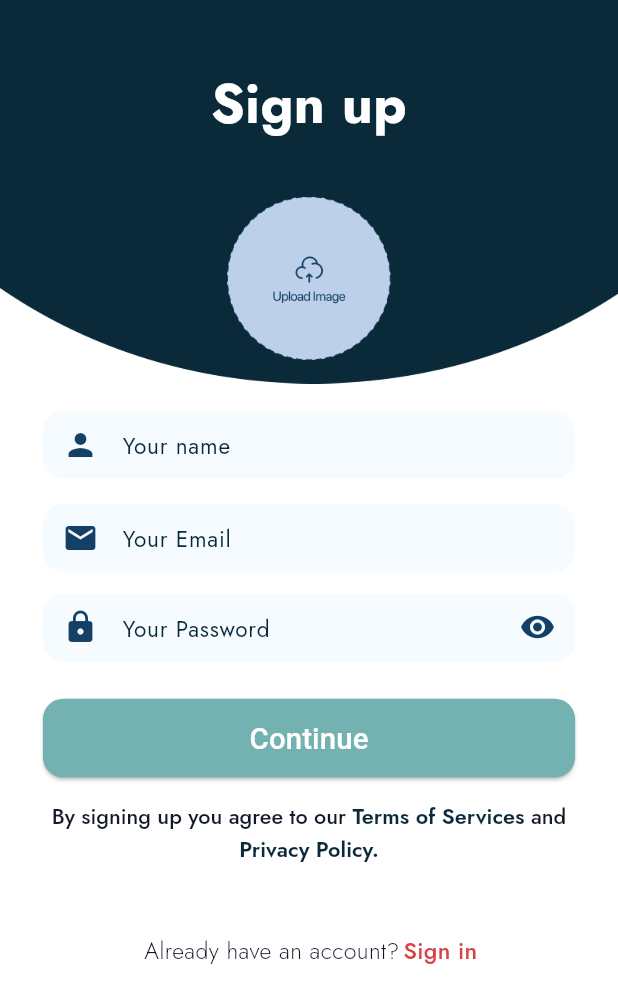
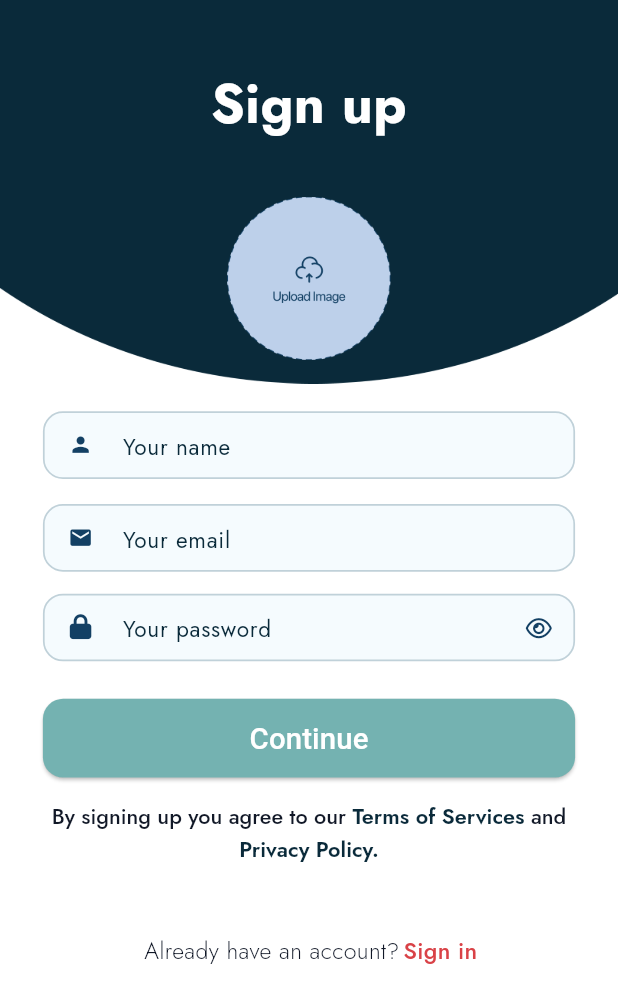
Before and after one commit to Shees-Ali1/Quandry, a Flutter app: the SignupView screen opened directly, on a phone screen of 412 x 824 dp, the part 246-1236 px from its top. Run offline on Flutter 3.47's test engine with Material 3 defaults, Android fonts, the phone set to English and light mode, and no system bars; our stand-ins replace animated_notch_bottom_bar, flutter_screenutil, font_awesome_flutter, get, google_fonts, image_picker and 2 more.

Commit message:
first commit

```diff
--- a/lib/auth/login.dart
+++ b/lib/auth/login.dart
@@ -1,6 +1,7 @@
 import 'package:flutter/material.dart';
 import 'package:flutter_screenutil/flutter_screenutil.dart';
 import 'package:get/get.dart';
+import 'package:quandry/bottom_nav/bottom_nav.dart';
 import 'package:quandry/const/colors.dart';
 
 import '../const/images.dart';
@@ -150,7 +151,9 @@ class _LoginViewState extends State<LoginView> {
 
                 /// Login Button
                 CustomButton(
-                  text: 'Login', color: AppColors.greenbutton, onPressed: () {},
+                  text: 'Login', color: AppColors.greenbutton, onPressed: () {
+                    Get.to(()=> AppNavBar());
+                },
 
                   // textSize: 19.sp,
                   // height: 51.h,
--- a/lib/auth/signup.dart
+++ b/lib/auth/signup.dart
@@ -3,8 +3,11 @@ import 'package:flutter/material.dart';
 import 'package:flutter_screenutil/flutter_screenutil.dart';
 import 'package:get/get.dart';
 import 'package:image_picker/image_picker.dart';
+import 'package:quandry/auth/login.dart';
 import 'package:quandry/const/colors.dart';
 import 'dart:io';
+import 'package:font_awesome_flutter/font_awesome_flutter.dart';
+
 
 import '../const/images.dart';
 import '../widgets/custom_button.dart';
@@ -181,23 +184,27 @@ class _SignupViewState extends State<SignupView> {
                         prefixIcon: Icons.person,
                         hintTextSize: 14.65.sp,
                         obscuringCharacter: null,
+                        borderColor: AppColors.textfieldBorder,borderWidth: 1.w,
                       ),
                     ),
                     SizedBox(height: 16.25.h),
                     Container(
                       width: 311.w,
                       child: CustomTextField1(
-                        hintText: 'Your Email',
+                        hintText: 'Your email',
                         hintTextSize: 14.65.sp,
                         prefixIcon: Icons.email,
+                        borderColor: AppColors.textfieldBorder,borderWidth: 1.w,
                       ),
                     ),
                     SizedBox(height: 14.25.h),
                     Container(
                       width: 311.w,
                       child: CustomTextField1(
-                        hintText: 'Your Password',
-                        prefixIcon: Icons.lock,
+                        borderColor: AppColors.textfieldBorder,borderWidth: 1.w,
+                        hintText: 'Your password',
+                        prefixIcon: FontAwesomeIcons.lock,
+
                         obscureText: true,
                         obscuringCharacter: '*',
                         suffixIcon: Icons.visibility,
@@ -209,7 +216,9 @@ class _SignupViewState extends State<SignupView> {
                     CustomButton(
                       color: AppColors.greenbutton,
                       text:"Continue" ,
-                      onPressed: (){},
+                      onPressed: (){
+                        Get.to(()=> LoginView());
+                      },
 
                     ),
                     SizedBox(height: 14.25.h),
--- a/lib/const/colors.dart
+++ b/lib/const/colors.dart
@@ -15,6 +15,18 @@ class AppColors {
   static const primaryColor = Color(0xff134064);
   static const secondaryColor = Color(0xffC0D0DD);
   static const appBarColor = Color.fromRGBO(192, 208, 221, 1);
+  static const appbartextColor = Color.fromRGBO(255, 255, 255, 0.64);
+  static const calendartext = Color.fromRGBO(51, 51, 51, 1);
+  static const iconcolorcalendar = Color.fromRGBO(34, 46, 84, 1);
+  static const calendar_border = Color.fromRGBO(237, 237, 237, 1);
+  static const fillcolor = Color.fromRGBO(245, 251, 254, 1);
+  static const calendardidigts = Color.fromRGBO(56, 44, 40, 1);
+  static const eventcard_label = Color.fromRGBO(96, 125, 139, 1);
+  static const appbar_text = Color.fromRGBO(216,229,236,1);
+  static const textfieldBorder = Color.fromRGBO(192, 209, 217, 1);
+
+
+
   static const buttonColor = Color(0xff0CC0DF);
   static const buttonColor2 = Color(0xffDB5C00);
   static const whiteColor = Color.fromRGBO(192, 208, 221, 1);
--- a/lib/main.dart
+++ b/lib/main.dart
@@ -4,6 +4,7 @@ import 'package:get/get.dart';
 import 'package:quandry/Homepage/homepage.dart';
 import 'package:quandry/auth/login.dart';
 import 'package:quandry/auth/signup.dart';
+import 'package:quandry/bottom_nav/bottom_nav.dart';
 import 'package:quandry/onboarding/main_onbaording.dart';
 
 import 'auth/forgotPassword/forgot_password.dart';
@@ -28,7 +29,7 @@ class MyApp extends StatelessWidget {
         return GetMaterialApp(
           debugShowCheckedModeBanner: false,
           title: 'QWANDERY',
-          home: ForgetPasswordEmailPhoneView(),
+          home: MainOnBoardingView(),
         );
       },
     );
--- a/lib/onboarding/main_onbaording.dart
+++ b/lib/onboarding/main_onbaording.dart
@@ -1,6 +1,7 @@
 import 'package:flutter/material.dart';
 import 'package:flutter_screenutil/flutter_screenutil.dart';
 import 'package:get/get.dart';
+import 'package:quandry/auth/signup.dart';
 import 'package:quandry/bottom_nav/bottom_nav.dart';
 import 'package:quandry/const/colors.dart';
 import 'package:quandry/const/images.dart';
@@ -30,7 +31,7 @@ class _MainOnBoardingViewState extends State<MainOnBoardingView> {
         curve: Curves.ease,
       );
     } else if (currentpage == 4) {
-      Get.offAll(AppNavBar());
+      Get.offAll(SignupView());
     }
   }
 
--- a/lib/widgets/custom_textfield.dart
+++ b/lib/widgets/custom_textfield.dart
@@ -1,18 +1,19 @@
 import 'package:flutter/material.dart';
 import 'package:flutter_screenutil/flutter_screenutil.dart';
+import 'package:font_awesome_flutter/font_awesome_flutter.dart';
 import 'package:quandry/const/colors.dart';
 
 class CustomTextField1 extends StatefulWidget {
   final String hintText;
-  final IconData prefixIcon;
+  final IconData? prefixIcon; // Allows Font Awesome icons
   final IconData? suffixIcon;
   final bool obscureText;
-  final String? obscuringCharacter; // Nullable to handle non-password fields
+  final String? obscuringCharacter;
   final double hintTextSize;
-  final Color fillColor; // Fill color
-  final double borderRadius; // Border radius
-  final Color? borderColor; // Custom border color
-  final double borderWidth; // Custom border width
+  final Color fillColor;
+  final double borderRadius;
+  final Color? borderColor;
+  final double borderWidth;
 
   CustomTextField1({
     required this.hintText,
@@ -21,12 +22,11 @@ class CustomTextField1 extends StatefulWidget {
     this.obscureText = false,
     this.obscuringCharacter,
     this.hintTextSize = 14,
-    this.fillColor = const Color.fromRGBO(245, 251, 254, 1), // Default fill color
-    this.borderRadius = 13.31, // Default radius
-    this.borderColor, // Default to null
-    this.borderWidth = 1.0, // Default border width
+    this.fillColor = AppColors.fillcolor,
+    this.borderRadius = 13.31,
+    this.borderColor,
+    this.borderWidth = 1.0,
   });
-
 
   @override
   _CustomTextFieldState createState() => _CustomTextFieldState();
@@ -46,24 +46,22 @@ class _CustomTextFieldState extends State<CustomTextField1> {
   @override
   Widget build(BuildContext context) {
     return Container(
-
       width: 311.w,
       height: 43.75.h,
       decoration: BoxDecoration(
-        color: widget.fillColor, // Keep the specified fill color
-        borderRadius: BorderRadius.circular(widget.borderRadius), // Keep the specified radius
+        color: widget.fillColor,
+        borderRadius: BorderRadius.circular(widget.borderRadius),
         border: Border.all(
-          color: widget.borderColor ?? Colors.transparent, // Default to transparent if no color is specified
+          color: widget.borderColor ?? Colors.transparent,
           width: widget.borderWidth,
         ),
       ),
       child: TextField(
         obscureText: _obscureText,
         obscuringCharacter: _obscuringCharacter ?? '*',
-
-        style: TextStyle(color: Color.fromRGBO(19, 64, 100, 1),fontSize: 14.sp),
+        style: TextStyle(color: Color.fromRGBO(19, 64, 100, 1), fontSize: 14.sp),
         decoration: InputDecoration(
-          filled: false, // No additional filling from InputDecoration
+          filled: false,
           hintText: widget.hintText,
           hintStyle: TextStyle(
             color: AppColors.blueColor,
@@ -71,14 +69,18 @@ class _CustomTextFieldState extends State<CustomTextField1> {
             fontSize: widget.hintTextSize,
             fontFamily: 'jost',
           ),
-          prefixIcon: Icon(
+          prefixIcon: widget.prefixIcon != null
+              ? Icon(
             widget.prefixIcon,
+            size: 16.sp,
             color: Color.fromRGBO(19, 64, 100, 1),
-          ),
+          )
+              : null,
           suffixIcon: widget.suffixIcon != null
               ? IconButton(
             icon: Icon(
-              _obscureText ? Icons.visibility : Icons.visibility_off,
+              size: 15.sp,
+              _obscureText ? FontAwesomeIcons.eye : FontAwesomeIcons.eyeSlash,
               color: Color.fromRGBO(19, 64, 100, 1),
             ),
             onPressed: () {
@@ -88,7 +90,7 @@ class _CustomTextFieldState extends State<CustomTextField1> {
             },
           )
               : null,
-          border: InputBorder.none, // No border until specified
+          border: InputBorder.none,
           contentPadding: EdgeInsets.symmetric(vertical: 8.h, horizontal: 12.w),
         ),
       ),
```
Also changed, not shown: pubspec.lock.
